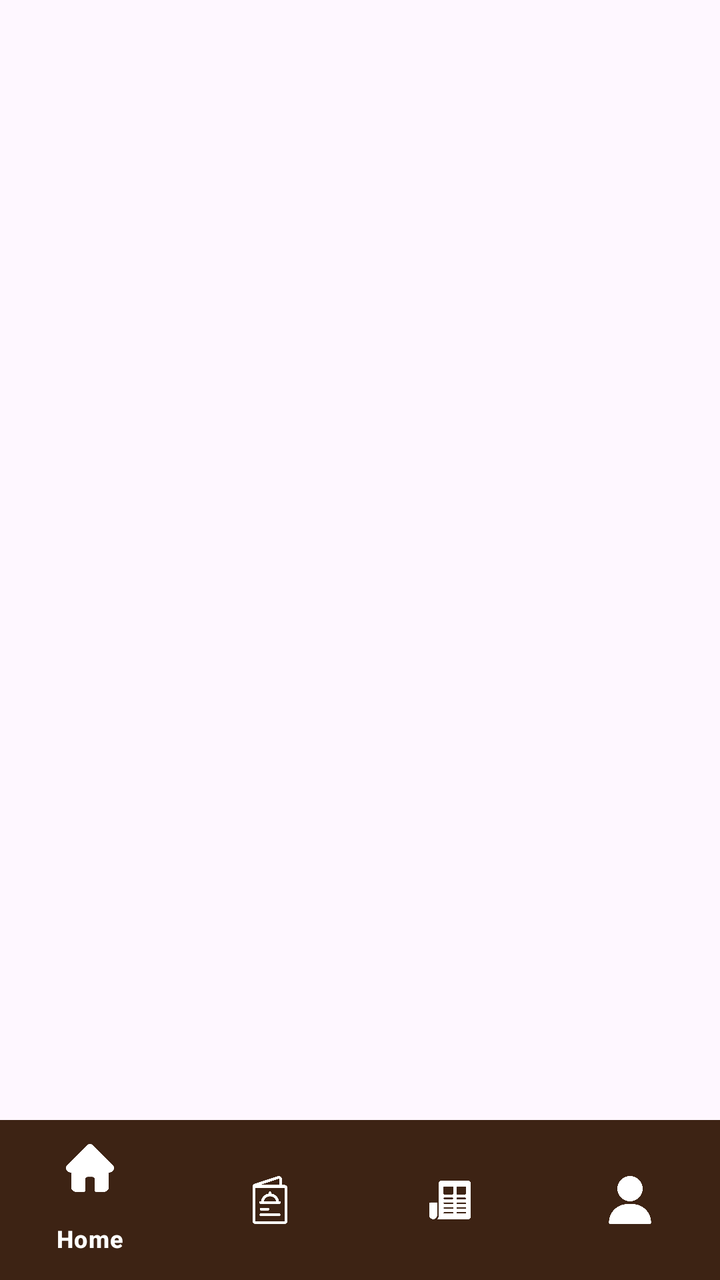
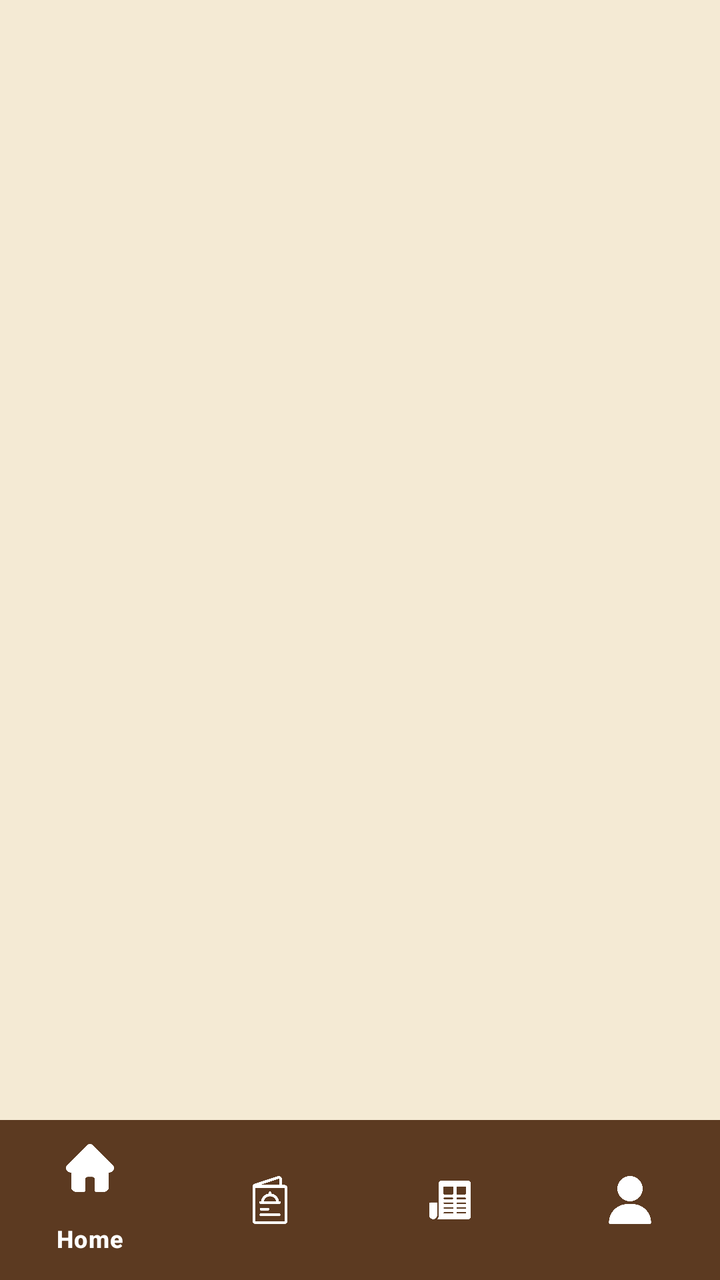

Screens rendered from an Android XML layout before and after an edit, with the pre-edit source and the edit as a unified diff.
<!-- AndroidManifest.xml: application theme Theme.Vra_pringles -->
<!-- res/layout/activity_base.xml -->
<?xml version="1.0" encoding="utf-8"?>
<androidx.constraintlayout.widget.ConstraintLayout xmlns:android="http://schemas.android.com/apk/res/android"
    xmlns:app="http://schemas.android.com/apk/res-auto"
    android:layout_width="match_parent"
    android:layout_height="match_parent">

    <FrameLayout
        android:id="@+id/fragmentContainer"
        android:layout_width="match_parent"
        android:layout_height="0dp"
        app:layout_constraintBottom_toTopOf="@id/bottomNavView"
        app:layout_constraintTop_toTopOf="parent" />

    <com.google.android.material.bottomnavigation.BottomNavigationView
        android:id="@+id/bottomNavView"
        android:layout_width="match_parent"
        android:layout_height="wrap_content"
        android:background="@color/coffee_dark"
        app:itemIconTint="@color/white"
        app:itemTextColor="@color/white"
        app:layout_constraintBottom_toBottomOf="parent"
        app:menu="@menu/bottom_nav_menu" />

</androidx.constraintlayout.widget.ConstraintLayout>
<!-- resources referenced by this layout -->
<resources>
  <color name="coffee_dark">#3D2314</color>
  <color name="white">#FFFFFF</color>
  <style name="Theme.Vra_pringles" parent="Base.Theme.Vra_pringles" />
  <style name="Base.Theme.Vra_pringles" parent="Theme.Material3.DayNight.NoActionBar">
          
          <item name="colorPrimary">@color/coffee_dark</item>
          <item name="colorPrimaryVariant">@color/coffee_primary</item>
          <item name="colorOnPrimary">@color/white</item>
      </style>
  <color name="coffee_primary">#4A2E1B</color>
</resources>

<!-- the commit's change to res/layout/activity_base.xml (unified diff, before → after) -->
@@ -2,7 +2,8 @@
 <androidx.constraintlayout.widget.ConstraintLayout xmlns:android="http://schemas.android.com/apk/res/android"
     xmlns:app="http://schemas.android.com/apk/res-auto"
     android:layout_width="match_parent"
-    android:layout_height="match_parent">
+    android:layout_height="match_parent"
+    style="@style/ScreenBackground">
 
     <FrameLayout
         android:id="@+id/fragmentContainer"
@@ -15,7 +16,7 @@
         android:id="@+id/bottomNavView"
         android:layout_width="match_parent"
         android:layout_height="wrap_content"
-        android:background="@color/coffee_dark"
+        android:background="#5C3A21"
         app:itemIconTint="@color/white"
         app:itemTextColor="@color/white"
         app:layout_constraintBottom_toBottomOf="parent"
<!-- resource entries referenced after the edit -->
@@ -1,14 +1,17 @@
 <!-- resources referenced by this layout -->
 <resources>
-  <color name="coffee_dark">#3D2314</color>
   <color name="white">#FFFFFF</color>
+  <style name="ScreenBackground">
+          <item name="android:background">#F4EAD4</item>
+      </style>
   <style name="Theme.Vra_pringles" parent="Base.Theme.Vra_pringles" />
   <style name="Base.Theme.Vra_pringles" parent="Theme.Material3.DayNight.NoActionBar">
-          
-          <item name="colorPrimary">@color/coffee_dark</item>
-          <item name="colorPrimaryVariant">@color/coffee_primary</item>
-          <item name="colorOnPrimary">@color/white</item>
+          <item name="colorPrimary">#5C3A21</item>
+          <item name="colorOnPrimary">#FFFFFF</item>
+          <item name="colorPrimaryVariant">#3E2723</item>
+          <item name="android:statusBarColor">#3E2723</item>
+          <item name="android:navigationBarColor">#5C3A21</item>
+          <item name="android:windowBackground">#F4EAD4</item>
       </style>
-  <color name="coffee_primary">#4A2E1B</color>
 </resources>
 
